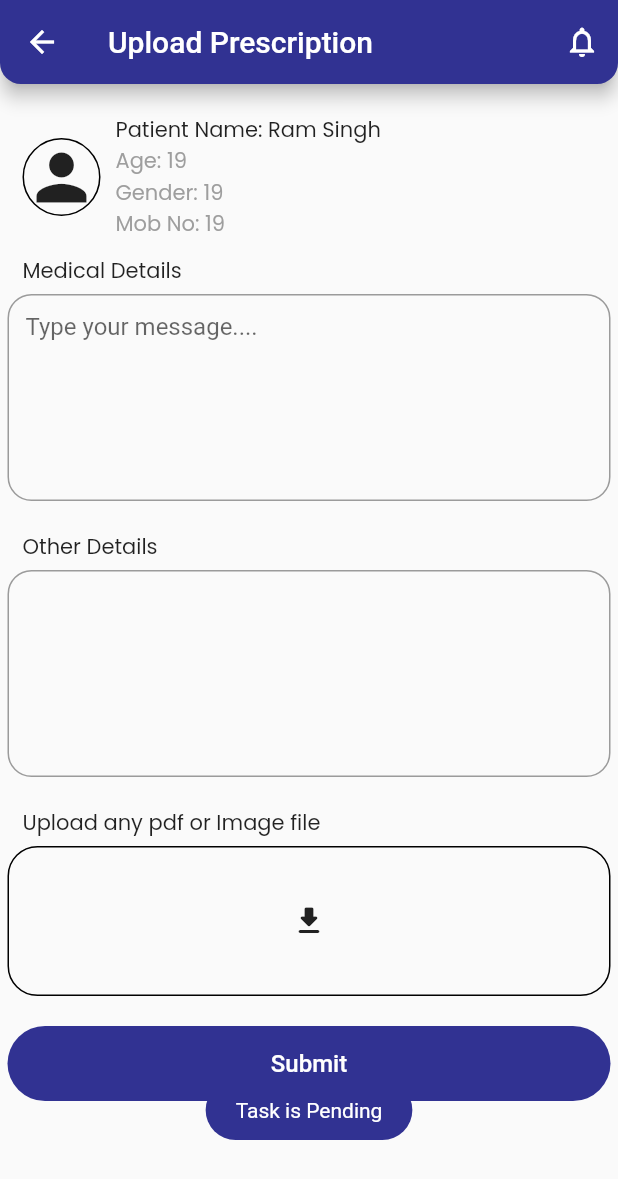
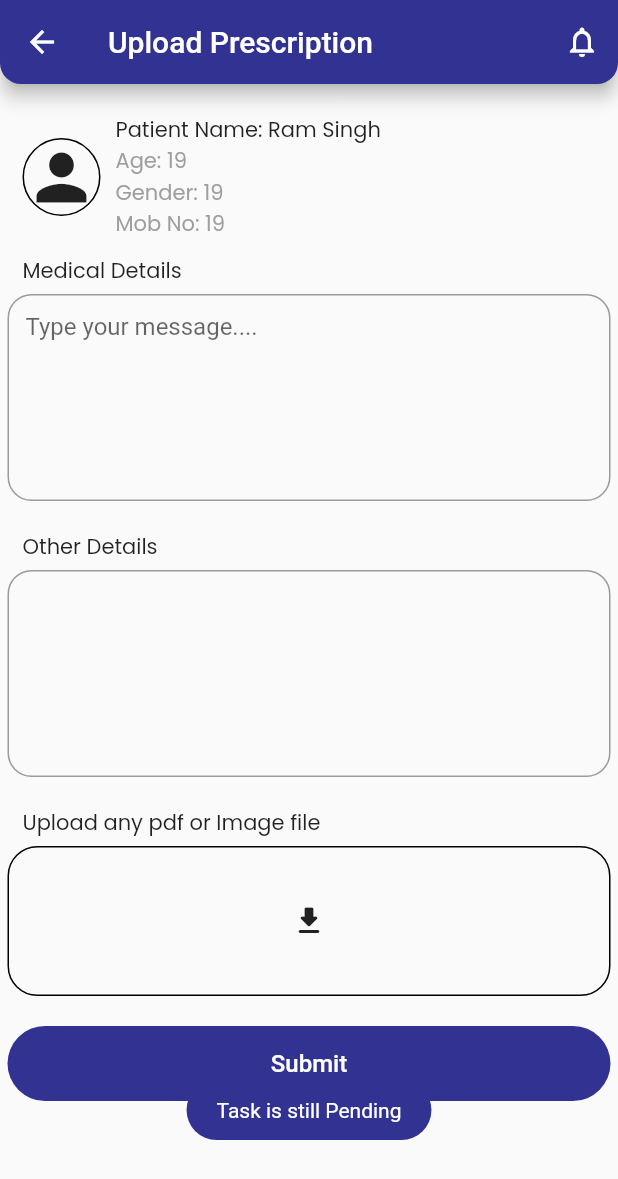
Before and after one commit to rudrah1987/citiclinic_doctor, a Flutter app: the UploadPrescriptionPage screen opened directly, after a tap on "Submit", on a phone screen of 412 x 824 dp. Shown: the top 1179 px of the screen. Run offline on Flutter 3.47's test engine with Material 2 defaults, Android fonts, the phone set to English and light mode, and no system bars; our stand-ins replace connectivity, dio, firebase_messaging, flutter_bloc, flutter_svg, fluttertoast and 7 more; missing offline and left inert: sms_otp_auto_verify; accounts and stored records are empty; generated files the repository leaves out were written again; project files that could hold a hidden picture were left out.

Commit message:
just to start apis

```diff
--- a/lib/network/api_provider.dart
+++ b/lib/network/api_provider.dart
@@ -1,6 +1,5 @@
 import 'dart:convert';
 import 'dart:io';
-
 import 'package:city_clinic_doctor/modal/auth/ChangePassResponse.dart';
 import 'package:city_clinic_doctor/modal/auth/ForgotPassResponse.dart';
 import 'package:city_clinic_doctor/modal/auth/ForgotPassVerifyOtpResponse.dart';
--- a/lib/ui/settings/myAppointments/items/upload_prescription.dart
+++ b/lib/ui/settings/myAppointments/items/upload_prescription.dart
@@ -23,7 +23,6 @@ class _UploadPrescriptionPageState extends State<UploadPrescriptionPage> {
             ),
           ),
           title: Text("Upload Prescription"),
-          //Ternery operator use for condition check
           elevation: defaultTargetPlatform == TargetPlatform.android ? 5.0 : 0.0,
           centerTitle: false,
           leading: new IconButton(
@@ -155,7 +154,7 @@ class _UploadPrescriptionPageState extends State<UploadPrescriptionPage> {
                 color: kPrimaryColor,
                 onPressed: () {
                   Fluttertoast.showToast(
-                      msg: "Task is Pending",
+                      msg: "Task is still Pending",
                       toastLength: Toast.LENGTH_SHORT,
                       gravity: ToastGravity.BOTTOM,
                       timeInSecForIos: 1, // also possible "TOP" and "CENTER"
```
